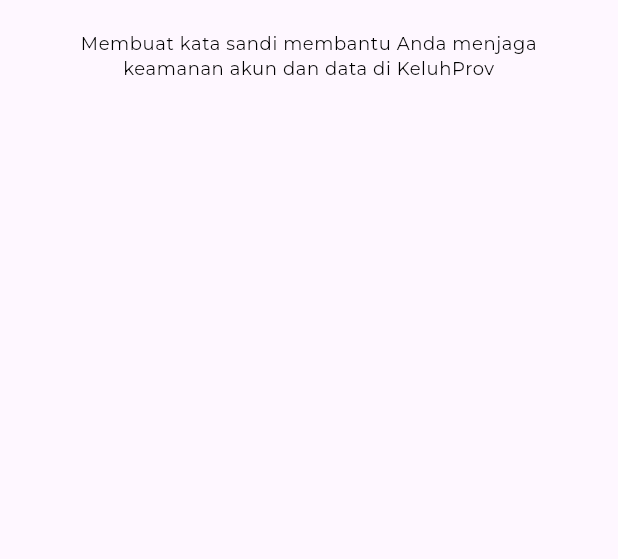
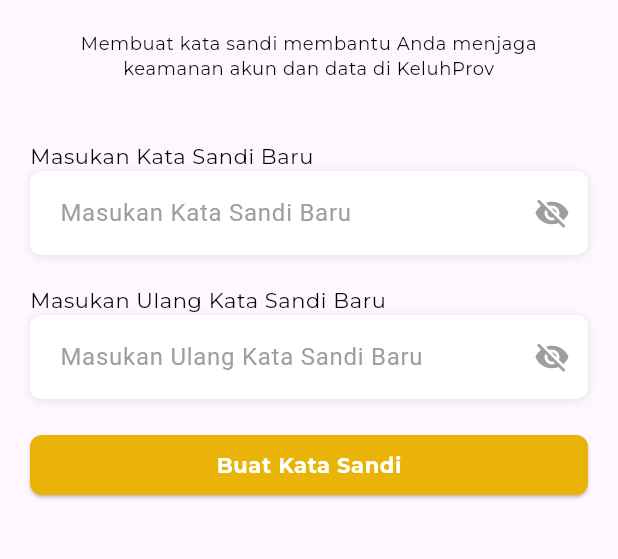
Before and after one commit to Capstone-Project-Alterra-Kelompok-8/e-complaint-mobile, a Flutter app: the ChangePasswordProfileScreen screen opened directly, on a phone screen of 412 x 824 dp, the part 84-643 px from its top. Run offline on Flutter 3.47's test engine with Material 3 defaults, Android fonts, the light colour scheme and no system bars; our stand-ins replace google_fonts.

Commit message:
✨ feat: Implementation of change password page

```diff
--- a/e_complaint_app/lib/constants/text_collections.dart
+++ b/e_complaint_app/lib/constants/text_collections.dart
@@ -39,6 +39,7 @@
 }
 
 class HomeTextCollections {
+  //homepage text collection session
   static TextStyle welcomeText = GoogleFonts.montserrat(
     fontSize: 16.0,
     fontWeight: FontWeight.w400,
@@ -74,6 +75,7 @@
     letterSpacing: 0.4,
   );
 
+  // about app page text collection session
   static TextStyle textButtonAboutApp = GoogleFonts.poppins(
     fontSize: 16.0,
     fontWeight: FontWeight.w700,
@@ -88,6 +90,7 @@
     letterSpacing: 0.4,
   );
 
+  // change profile page text collection session
   static TextStyle titleButton = GoogleFonts.poppins(
     fontSize: 14.0,
     fontWeight: FontWeight.w600,
@@ -101,4 +104,19 @@
     color: ColorCollections.textPrimaryColor,
     letterSpacing: 0.4,
   );
+
+  // change password profile page text collection session
+    static TextStyle titleButtonChangePassword = GoogleFonts.montserrat(
+    fontSize: 14.0,
+    fontWeight: FontWeight.w400,
+    color: ColorCollections.textPrimaryColor,
+    letterSpacing: 0.4,
+  );
+
+      static TextStyle submitButtonChangePassword = GoogleFonts.montserrat(
+    fontSize: 14.0,
+    fontWeight: FontWeight.w700,
+    color: ColorCollections.backgroundColor,
+    letterSpacing: 0.4,
+  );
 }
--- a/e_complaint_app/lib/views/screens/home/chanepassword_screen.dart
+++ b/e_complaint_app/lib/views/screens/home/chanepassword_screen.dart
@@ -6,22 +6,145 @@
   const ChangePasswordProfileScreen({super.key});
 
   @override
-  State<ChangePasswordProfileScreen> createState() => _ChangePasswordProfileScreenState();
+  State<ChangePasswordProfileScreen> createState() =>
+      _ChangePasswordProfileScreenState();
 }
 
-class _ChangePasswordProfileScreenState extends State<ChangePasswordProfileScreen> {
+class _ChangePasswordProfileScreenState
+    extends State<ChangePasswordProfileScreen> {
+  bool _isObscured = true;
+
+  void _togglePasswordVisibility() {
+    setState(() {
+      _isObscured = !_isObscured;
+    });
+  }
+
   @override
   Widget build(BuildContext context) {
     return Scaffold(
-      appBar: CurvedAppBar(),
+      appBar: const CurvedAppBar(),
       body: Padding(
-        padding: EdgeInsets.all(20),
+        padding: const EdgeInsets.all(20),
         child: SingleChildScrollView(
           child: Column(
             children: [
-              Text('Membuat kata sandi membantu Anda menjaga keamanan akun dan data di KeluhProv', style: HomeTextCollections.descriptionChangePassword,
-              textAlign: TextAlign.center,
-              )
+              Text(
+                'Membuat kata sandi membantu Anda menjaga keamanan akun dan data di KeluhProv',
+                style: HomeTextCollections.descriptionChangePassword,
+                textAlign: TextAlign.center,
+              ),
+              const SizedBox(
+                height: 40,
+              ),
+              Align(
+                alignment: Alignment.centerLeft,
+                child: Text(
+                  'Masukan Kata Sandi Baru',
+                  style: HomeTextCollections.titleButtonChangePassword,
+                ),
+              ),
+              Container(
+                decoration: BoxDecoration(
+                  borderRadius: BorderRadius.circular(8),
+                  boxShadow: [
+                    BoxShadow(
+                      color: Colors.grey.withOpacity(0.25),
+                      spreadRadius: 0,
+                      blurRadius: 4,
+                      offset: const Offset(0, 1),
+                    ),
+                  ],
+                ),
+                child: TextField(
+                  decoration: InputDecoration(
+                    contentPadding: const EdgeInsets.all(16),
+                    hintText: 'Masukan Kata Sandi Baru',
+                    hintStyle: const TextStyle(color: Colors.grey),
+                    filled: true,
+                    fillColor: Colors.white,
+                    border: OutlineInputBorder(
+                      borderRadius: BorderRadius.circular(8),
+                      borderSide: BorderSide.none,
+                    ),
+                    focusedBorder: OutlineInputBorder(
+                      borderRadius: BorderRadius.circular(8),
+                      borderSide: BorderSide.none,
+                    ),
+                    suffixIcon: IconButton(
+                      icon: Icon(
+                        _isObscured ? Icons.visibility_off : Icons.visibility,
+                        color: Colors.grey,
+                      ),
+                      onPressed: _togglePasswordVisibility,
+                    ),
+                  ),
+                ),
+              ),
+              const SizedBox(
+                height: 20,
+              ),
+              Align(
+                alignment: Alignment.centerLeft,
+                child: Text(
+                  'Masukan Ulang Kata Sandi Baru',
+                  style: HomeTextCollections.titleButtonChangePassword,
+                ),
+              ),
+              Container(
+                decoration: BoxDecoration(
+                  borderRadius: BorderRadius.circular(8),
+                  boxShadow: [
+                    BoxShadow(
+                      color: Colors.grey.withOpacity(0.25),
+                      spreadRadius: 0,
+                      blurRadius: 4,
+                      offset: const Offset(0, 1),
+                    ),
+                  ],
+                ),
+                child: TextField(
+                  decoration: InputDecoration(
+                    contentPadding: const EdgeInsets.all(16),
+                    hintText: 'Masukan Ulang Kata Sandi Baru',
+                    hintStyle: const TextStyle(color: Colors.grey),
+                    filled: true,
+                    fillColor: Colors.white,
+                    border: OutlineInputBorder(
+                      borderRadius: BorderRadius.circular(8),
+                      borderSide: BorderSide.none,
+                    ),
+                    focusedBorder: OutlineInputBorder(
+                      borderRadius: BorderRadius.circular(8),
+                      borderSide: BorderSide.none,
+                    ),
+                    suffixIcon: IconButton(
+                      icon: Icon(
+                        _isObscured ? Icons.visibility_off : Icons.visibility,
+                        color: Colors.grey,
+                      ),
+                      onPressed: _togglePasswordVisibility,
+                    ),
+                  ),
+                ),
+              ),
+              const SizedBox(
+                height: 20,
+              ),
+              SizedBox(
+                width: double.infinity,
+                child: ElevatedButton(
+                  onPressed: () {
+                  },
+                  style: ElevatedButton.styleFrom(
+                    backgroundColor: ColorCollections.buttonColor,
+                    shape: RoundedRectangleBorder(
+                      borderRadius: BorderRadius.circular(8.0),
+                    ),
+                  ),
+                  child: Text('Buat Kata Sandi', style: HomeTextCollections.submitButtonChangePassword,),
+                ),
+              ),
             ],
           ),
         ),
```
Also changed, not shown: e_complaint_app/assets/images/succes_mark_icon.png (added).
